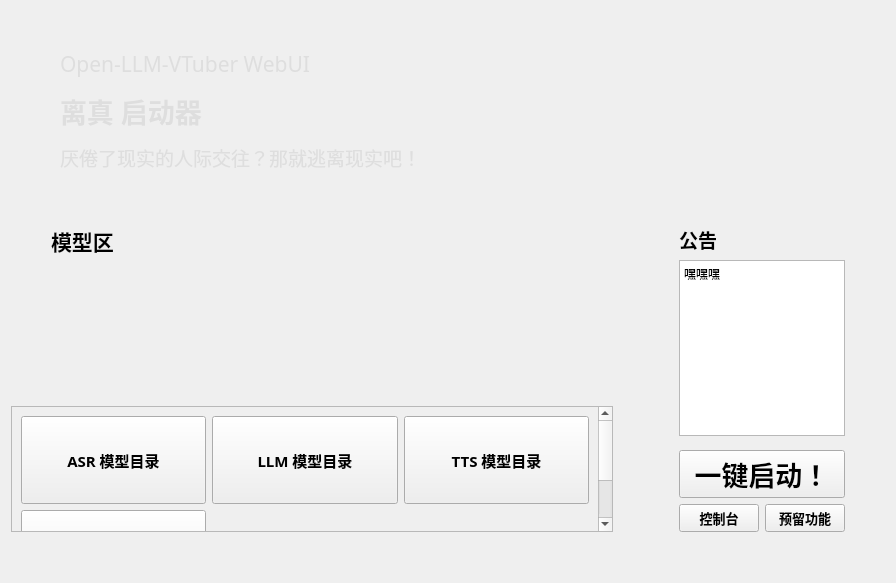
Above: launcher/interfaces/ui/Start.ui from Stewitch/LiZhen before the change. Below: the same form after it.
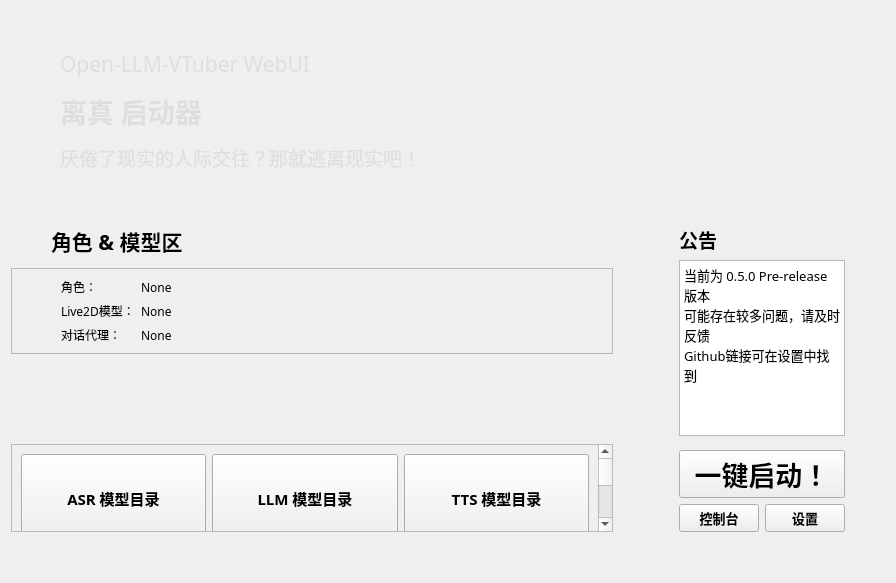
That is the form after the change. Custom widgets are drawn as their Qt base class.

Commit message: 0.4.9-pre-0.5.0-1 添加角色设定界面和相关配置；优化界面组件和信号连接；移除冗余代码

What changed in the file:
```diff
--- a/launcher/interfaces/ui/Start.ui
+++ b/launcher/interfaces/ui/Start.ui
@@ -73,56 +73,6 @@
     <layout class="QHBoxLayout" name="pMain">
      <item>
       <layout class="QGridLayout" name="pDisplay">
-       <item row="1" column="0">
-        <layout class="QHBoxLayout" name="modelTitle">
-         <item>
-          <spacer name="tMGHSpacerL">
-           <property name="orientation">
-            <enum>Qt::Orientation::Horizontal</enum>
-           </property>
-           <property name="sizeType">
-            <enum>QSizePolicy::Policy::Fixed</enum>
-           </property>
-           <property name="sizeHint" stdset="0">
-            <size>
-             <width>40</width>
-             <height>20</height>
-            </size>
-           </property>
-          </spacer>
-         </item>
-         <item>
-          <widget class="DisplayLabel" name="mTitleLabel">
-           <property name="font">
-            <font>
-             <family>阿里巴巴普惠体 R</family>
-             <pointsize>16</pointsize>
-             <bold>true</bold>
-            </font>
-           </property>
-           <property name="text">
-            <string>模型区</string>
-           </property>
-          </widget>
-         </item>
-        </layout>
-       </item>
-       <item row="7" column="0">
-        <spacer name="cFVSpacer">
-         <property name="orientation">
-          <enum>Qt::Orientation::Vertical</enum>
-         </property>
-         <property name="sizeType">
-          <enum>QSizePolicy::Policy::Fixed</enum>
-         </property>
-         <property name="sizeHint" stdset="0">
-          <size>
-           <width>20</width>
-           <height>5</height>
-          </size>
-         </property>
-        </spacer>
-       </item>
        <item row="0" column="0">
         <spacer name="tVSpacerT">
          <property name="orientation">
@@ -139,7 +89,23 @@
          </property>
         </spacer>
        </item>
-       <item row="6" column="0">
+       <item row="2" column="0">
+        <spacer name="tVSpacerB">
+         <property name="orientation">
+          <enum>Qt::Orientation::Vertical</enum>
+         </property>
+         <property name="sizeType">
+          <enum>QSizePolicy::Policy::Fixed</enum>
+         </property>
+         <property name="sizeHint" stdset="0">
+          <size>
+           <width>20</width>
+           <height>5</height>
+          </size>
+         </property>
+        </spacer>
+       </item>
+       <item row="7" column="0">
         <layout class="QGridLayout" name="pModels">
          <item row="0" column="0">
           <widget class="ModelDisplayCard" name="ASRCard" native="true">
@@ -190,22 +156,6 @@
         </spacer>
        </item>
        <item row="9" column="0">
-        <spacer name="mgVSpacerB2">
-         <property name="orientation">
-          <enum>Qt::Orientation::Vertical</enum>
-         </property>
-         <property name="sizeType">
-          <enum>QSizePolicy::Policy::Fixed</enum>
-         </property>
-         <property name="sizeHint" stdset="0">
-          <size>
-           <width>20</width>
-           <height>40</height>
-          </size>
-         </property>
-        </spacer>
-       </item>
-       <item row="8" column="0">
         <widget class="ScrollArea" name="pFolders">
          <property name="widgetResizable">
           <bool>true</bool>
@@ -316,6 +266,182 @@
          </widget>
         </widget>
        </item>
+       <item row="8" column="0">
+        <spacer name="cFVSpacer">
+         <property name="orientation">
+          <enum>Qt::Orientation::Vertical</enum>
+         </property>
+         <property name="sizeType">
+          <enum>QSizePolicy::Policy::Fixed</enum>
+         </property>
+         <property name="sizeHint" stdset="0">
+          <size>
+           <width>20</width>
+           <height>5</height>
+          </size>
+         </property>
+        </spacer>
+       </item>
+       <item row="1" column="0">
+        <layout class="QHBoxLayout" name="modelTitle">
+         <item>
+          <spacer name="tMGHSpacerL">
+           <property name="orientation">
+            <enum>Qt::Orientation::Horizontal</enum>
+           </property>
+           <property name="sizeType">
+            <enum>QSizePolicy::Policy::Fixed</enum>
+           </property>
+           <property name="sizeHint" stdset="0">
+            <size>
+             <width>40</width>
+             <height>20</height>
+            </size>
+           </property>
+          </spacer>
+         </item>
+         <item>
+          <widget class="DisplayLabel" name="mTitleLabel">
+           <property name="font">
+            <font>
+             <family>阿里巴巴普惠体 R</family>
+             <pointsize>16</pointsize>
+             <bold>true</bold>
+            </font>
+           </property>
+           <property name="text">
+            <string>角色 &amp; 模型区</string>
+           </property>
+          </widget>
+         </item>
+        </layout>
+       </item>
+       <item row="10" column="0">
+        <spacer name="mgVSpacerB2">
+         <property name="orientation">
+          <enum>Qt::Orientation::Vertical</enum>
+         </property>
+         <property name="sizeType">
+          <enum>QSizePolicy::Policy::Fixed</enum>
+         </property>
+         <property name="sizeHint" stdset="0">
+          <size>
+           <width>20</width>
+           <height>40</height>
+          </size>
+         </property>
+        </spacer>
+       </item>
+       <item row="3" column="0">
+        <widget class="QFrame" name="characterCard">
+         <property name="minimumSize">
+          <size>
+           <width>0</width>
+           <height>50</height>
+          </size>
+         </property>
+         <property name="frameShape">
+          <enum>QFrame::Shape::StyledPanel</enum>
+         </property>
+         <property name="frameShadow">
+          <enum>QFrame::Shadow::Raised</enum>
+         </property>
+         <layout class="QHBoxLayout" name="horizontalLayout_2">
+          <item>
+           <spacer name="horizontalSpacer">
+            <property name="orientation">
+             <enum>Qt::Orientation::Horizontal</enum>
+            </property>
+            <property name="sizeType">
+             <enum>QSizePolicy::Policy::Fixed</enum>
+            </property>
+            <property name="sizeHint" stdset="0">
+             <size>
+              <width>40</width>
+              <height>20</height>
+             </size>
+            </property>
+           </spacer>
+          </item>
+          <item>
+           <layout class="QFormLayout" name="formLayout">
+            <item row="0" column="0">
+             <widget class="CaptionLabel" name="characterHeader">
+              <property name="font">
+               <font>
+                <family>阿里巴巴普惠体</family>
+               </font>
+              </property>
+              <property name="text">
+               <string>角色：</string>
+              </property>
+             </widget>
+            </item>
+            <item row="0" column="1">
+             <widget class="CaptionLabel" name="characterName">
+              <property name="font">
+               <font>
+                <family>阿里巴巴普惠体</family>
+               </font>
+              </property>
+              <property name="text">
+               <string>None</string>
+              </property>
+             </widget>
+            </item>
+            <item row="2" column="0">
+             <widget class="CaptionLabel" name="agentHeader">
+              <property name="font">
+               <font>
+                <family>阿里巴巴普惠体</family>
+               </font>
+              </property>
+              <property name="text">
+               <string>对话代理：</string>
+              </property>
+             </widget>
+            </item>
+            <item row="2" column="1">
+             <widget class="CaptionLabel" name="agentName">
+              <property name="font">
+               <font>
+                <family>阿里巴巴普惠体</family>
+               </font>
+              </property>
+              <property name="text">
+               <string>None</string>
+              </property>
+             </widget>
+            </item>
+            <item row="1" column="1">
+             <widget class="CaptionLabel" name="l2dName">
+              <property name="font">
+               <font>
+                <family>阿里巴巴普惠体</family>
+               </font>
+              </property>
+              <property name="text">
+               <string>None</string>
+              </property>
+             </widget>
+            </item>
+            <item row="1" column="0">
+             <widget class="CaptionLabel" name="l2dHeader">
+              <property name="font">
+               <font>
+                <family>阿里巴巴普惠体</family>
+               </font>
+              </property>
+              <property name="text">
+               <string>Live2D模型：</string>
+              </property>
+             </widget>
+            </item>
+           </layout>
+          </item>
+         </layout>
+        </widget>
+       </item>
       </layout>
      </item>
      <item>
@@ -362,7 +488,7 @@
             </font>
            </property>
            <property name="text">
-            <string>预留功能</string>
+            <string>设置</string>
            </property>
           </widget>
          </item>
@@ -432,7 +558,9 @@
 li.unchecked::marker { content: &quot;\2610&quot;; }
 li.checked::marker { content: &quot;\2612&quot;; }
 &lt;/style&gt;&lt;/head&gt;&lt;body style=&quot; font-family:'阿里巴巴普惠体 R'; font-size:10pt; font-weight:400; font-style:normal;&quot;&gt;
-&lt;p style=&quot; margin-top:0px; margin-bottom:0px; margin-left:0px; margin-right:0px; -qt-block-indent:0; text-indent:0px;&quot;&gt;&lt;span style=&quot; font-family:'Microsoft YaHei UI'; font-size:9pt;&quot;&gt;嘿嘿嘿&lt;/span&gt;&lt;/p&gt;&lt;/body&gt;&lt;/html&gt;</string>
+&lt;p style=&quot; margin-top:0px; margin-bottom:0px; margin-left:0px; margin-right:0px; -qt-block-indent:0; text-indent:0px;&quot;&gt;当前为 0.5.0 Pre-release 版本&lt;/p&gt;
+&lt;p style=&quot; margin-top:0px; margin-bottom:0px; margin-left:0px; margin-right:0px; -qt-block-indent:0; text-indent:0px;&quot;&gt;可能存在较多问题，请及时反馈&lt;/p&gt;
+&lt;p style=&quot; margin-top:0px; margin-bottom:0px; margin-left:0px; margin-right:0px; -qt-block-indent:0; text-indent:0px;&quot;&gt;Github链接可在设置中找到&lt;/p&gt;&lt;/body&gt;&lt;/html&gt;</string>
          </property>
         </widget>
        </item>
@@ -555,6 +683,11 @@
    <header>qfluentwidgets</header>
    <container>1</container>
   </customwidget>
+  <customwidget>
+   <class>CaptionLabel</class>
+   <extends>QLabel</extends>
+   <header>qfluentwidgets</header>
+  </customwidget>
  </customwidgets>
  <resources/>
  <connections/>
```
Left out of the diff: 18 changed lines with no effect on the pictures. The commit also changes 28 other files.
